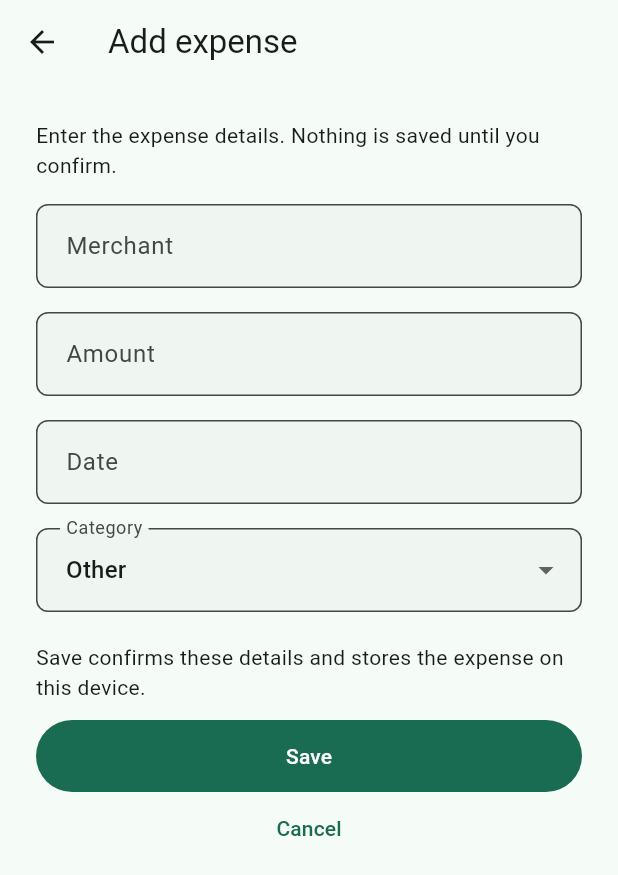
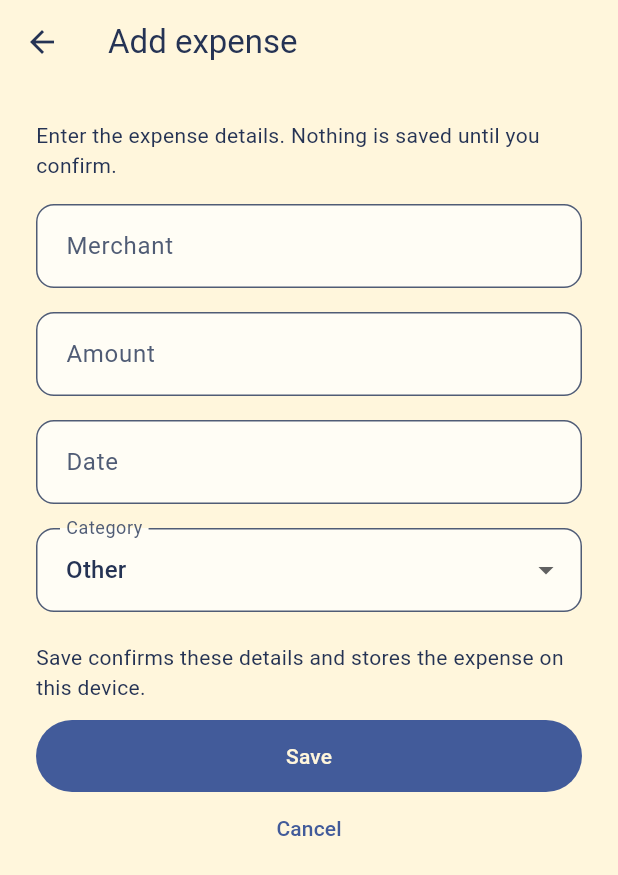
Before and after one commit to anhvy0904/receipt-ocr-expense-tracker-, a Flutter app: the screen it shows after launch, after a tap on "Enter expense manually", on a phone screen of 412 x 824 dp. Shown: the top 875 px of the screen. Run offline on Flutter 3.47's test engine with Material 3 defaults, Android fonts, the phone set to English and light mode, and no system bars; our stand-ins replace camera, image_picker, sqflite; missing offline and left inert: google_mlkit_text_recognition; accounts and stored records are empty.

Commit message:
Apply ReceiptWise pastel palette and smiling receipt logo

```diff
--- a/lib/app/theme/app_theme.dart
+++ b/lib/app/theme/app_theme.dart
@@ -1,16 +1,56 @@
 import 'package:flutter/material.dart';
 
+import 'brand_colors.dart';
+
 abstract final class AppTheme {
-  static const _seedColor = Color(0xFF176B52);
-
   static final light = _build(Brightness.light);
   static final dark = _build(Brightness.dark);
 
   static ThemeData _build(Brightness brightness) {
-    final colorScheme = ColorScheme.fromSeed(
-      seedColor: _seedColor,
-      brightness: brightness,
-    );
+    final isDark = brightness == Brightness.dark;
+    final colorScheme =
+        ColorScheme.fromSeed(
+          seedColor: BrandColors.navy,
+          brightness: brightness,
+        ).copyWith(
+          primary: isDark ? BrandColors.sky : BrandColors.navy,
+          onPrimary: isDark ? BrandColors.ink : BrandColors.cream,
+          primaryContainer: isDark ? BrandColors.navy : BrandColors.sky,
+          onPrimaryContainer: isDark ? BrandColors.cream : BrandColors.ink,
+          secondary: isDark ? BrandColors.sky : BrandColors.navy,
+          onSecondary: isDark ? BrandColors.ink : BrandColors.cream,
+          secondaryContainer: isDark
+              ? const Color(0xFF304366)
+              : BrandColors.sky,
+          onSecondaryContainer: isDark ? BrandColors.cream : BrandColors.ink,
+          tertiary: isDark ? BrandColors.pink : const Color(0xFF914354),
+          onTertiary: isDark ? BrandColors.ink : BrandColors.cream,
+          tertiaryContainer: isDark
+              ? const Color(0xFF583445)
+              : BrandColors.pink,
+          onTertiaryContainer: isDark ? BrandColors.cream : BrandColors.ink,
+          surface: isDark ? const Color(0xFF171F33) : BrandColors.cream,
+          onSurface: isDark ? BrandColors.cream : BrandColors.ink,
+          onSurfaceVariant: isDark
+              ? const Color(0xFFC2CCDF)
+              : const Color(0xFF505C75),
+          surfaceContainerLow: isDark
+              ? const Color(0xFF202B42)
+              : const Color(0xFFFFFDF5),
+          surfaceContainer: isDark
+              ? const Color(0xFF26324B)
+              : const Color(0xFFFFFAE9),
+          surfaceContainerHigh: isDark
+              ? const Color(0xFF2D3A55)
+              : const Color(0xFFF0EBD9),
+          surfaceContainerHighest: isDark
+              ? const Color(0xFF354361)
+              : const Color(0xFFE8E4D6),
+          outline: isDark ? const Color(0xFF9EACC7) : const Color(0xFF6B7590),
+          outlineVariant: isDark
+              ? const Color(0xFF4D5D7C)
+              : const Color(0xFFD3D7E1),
+        );
 
     return ThemeData(
       useMaterial3: true,
@@ -21,7 +61,7 @@ abstract final class AppTheme {
       inputDecorationTheme: InputDecorationTheme(
         filled: true,
         fillColor: colorScheme.surfaceContainerLow,
-        border: OutlineInputBorder(borderRadius: BorderRadius.circular(8)),
+        border: OutlineInputBorder(borderRadius: BorderRadius.circular(12)),
         contentPadding: const EdgeInsets.all(16),
         errorMaxLines: 3,
       ),
@@ -42,7 +82,14 @@ abstract final class AppTheme {
         foregroundColor: colorScheme.onSurface,
         centerTitle: false,
       ),
-      navigationBarTheme: const NavigationBarThemeData(
+      cardTheme: CardThemeData(
+        elevation: 0,
+        color: colorScheme.surfaceContainerLow,
+        shape: RoundedRectangleBorder(borderRadius: BorderRadius.circular(16)),
+      ),
+      navigationBarTheme: NavigationBarThemeData(
+        backgroundColor: colorScheme.surfaceContainerLow,
+        indicatorColor: colorScheme.tertiaryContainer,
         labelBehavior: NavigationDestinationLabelBehavior.alwaysShow,
       ),
     );
--- /dev/null
+++ b/lib/app/theme/brand_colors.dart
@@ -0,0 +1,9 @@
+import 'package:flutter/material.dart';
+
+abstract final class BrandColors {
+  static const navy = Color(0xFF425B9A);
+  static const sky = Color(0xFF76C0EC);
+  static const cream = Color(0xFFFFF6DC);
+  static const pink = Color(0xFFFF95A5);
+  static const ink = Color(0xFF253354);
+}
--- a/lib/ui/screens/home_screen.dart
+++ b/lib/ui/screens/home_screen.dart
@@ -6,6 +6,7 @@ import '../../state/transaction_state.dart';
 import '../../utils/analytics_format.dart';
 import '../../utils/transaction_format.dart';
 import '../widgets/receipt_image.dart';
+import '../widgets/receiptwise_logo.dart';
 
 class HomeScreen extends StatefulWidget {
   const HomeScreen({
@@ -113,9 +114,17 @@ class _HomeScreenState extends State<HomeScreen> {
         child: Column(
           crossAxisAlignment: CrossAxisAlignment.stretch,
           children: [
-            Text(
-              'Welcome to ReceiptWise',
-              style: Theme.of(context).textTheme.headlineSmall,
+            Row(
+              children: [
+                const ReceiptWiseLogo(),
+                const SizedBox(width: 12),
+                Expanded(
+                  child: Text(
+                    'Welcome to ReceiptWise',
+                    style: Theme.of(context).textTheme.headlineSmall,
+                  ),
+                ),
+              ],
             ),
             const SizedBox(height: 8),
             const Text(
--- /dev/null
+++ b/lib/ui/widgets/receiptwise_logo.dart
@@ -0,0 +1,15 @@
+import 'package:flutter/material.dart';
+
+class ReceiptWiseLogo extends StatelessWidget {
+  const ReceiptWiseLogo({this.size = 80, super.key});
+  final double size;
+
+  @override
+  Widget build(BuildContext context) => Image.asset(
+    'assets/branding/receiptwise_logo.png',
+    width: size,
+    height: size,
+    fit: BoxFit.contain,
+    semanticLabel: 'ReceiptWise smiling receipt logo',
+  );
+}
--- a/pubspec.yaml
+++ b/pubspec.yaml
@@ -1,7 +1,7 @@
 name: receiptwise
 description: An on-device receipt scanner and local expense tracker.
 publish_to: 'none'
-version: 1.1.0+3
+version: 1.1.1+4
 
 environment:
   sdk: '>=3.12.0 <4.0.0'
@@ -30,3 +30,5 @@ dev_dependencies:
 
 flutter:
   uses-material-design: true
+  assets:
+    - assets/branding/receiptwise_logo.png
```
Also changed, not shown: lib/ui/widgets/category_donut_chart.dart (+8 -6 lines), tool/generate_brand_icons.dart (added, +30 -0 lines), assets/branding/receiptwise_logo.png (added), 13 other files.
